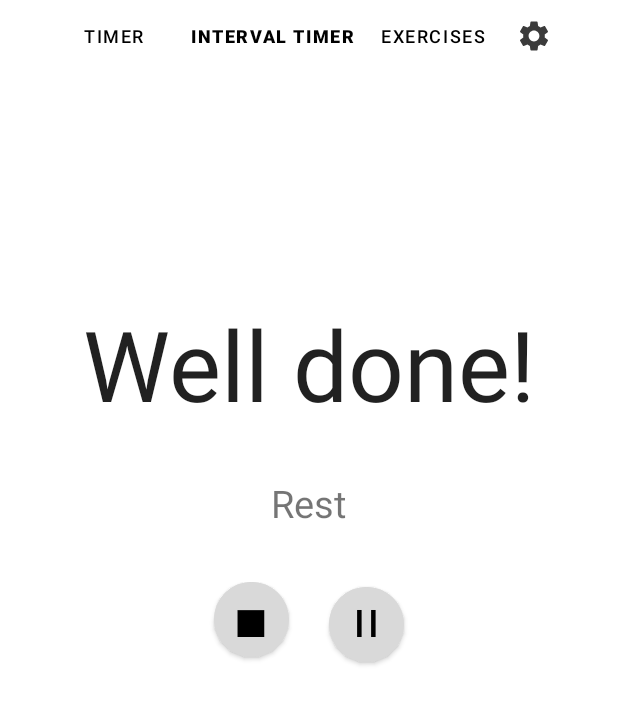
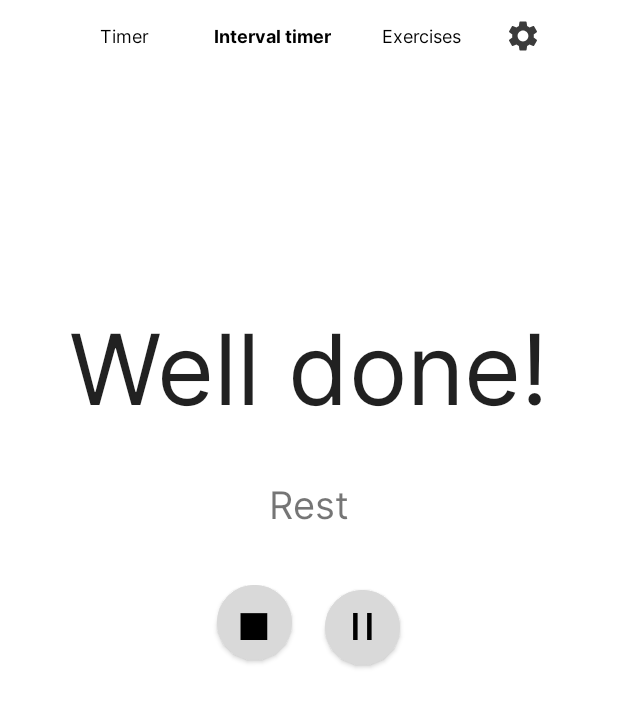
Before and after one commit to 1ronalds/FitnessApp, an Android app: the IntervalTimerActionActivity screen opened directly, with no data from a screen before it, on a phone screen of 412 x 824 dp. Shown: the top 707 px of the screen. Run offline under Robolectric (Android 15) with nearby library versions, the phone set to English and light mode, and no system bars; network calls fail.

Commit message:
Changed font in a whole app, but couldn't set "inter" as a default font.

```diff
--- a/PhoneApp/app/src/main/AndroidManifest.xml
+++ b/PhoneApp/app/src/main/AndroidManifest.xml
@@ -2,7 +2,9 @@
 <manifest xmlns:android="http://schemas.android.com/apk/res/android"
     xmlns:tools="http://schemas.android.com/tools"
     package="com.fitnessapp.fitnessapp">
+
     <uses-permission android:name="android.permission.INTERNET" />
+
     <application
         android:allowBackup="true"
         android:dataExtractionRules="@xml/data_extraction_rules"
--- a/PhoneApp/app/src/main/java/com/fitnessapp/fitnessapp/IntervalTimerActionActivity.java
+++ b/PhoneApp/app/src/main/java/com/fitnessapp/fitnessapp/IntervalTimerActionActivity.java
@@ -28,6 +28,9 @@ public class IntervalTimerActionActivity extends AppCompatActivity {
     public boolean isTimerRunning;
     public int s;
     public int ss;
+    public long wSec;
+    public long rSec;
+    public long wwSec;
 
     @Override
     protected void onCreate(Bundle savedInstanceState) {
@@ -43,8 +46,6 @@ public class IntervalTimerActionActivity extends AppCompatActivity {
         String theme = getSharedPreferences("Settings", Context.MODE_PRIVATE).getString("theme", null);
 
         TextView tw = findViewById(R.id.textView);
-        /*buttonStartPause = findViewById(R.id.button6);
-        buttonReset = findViewById(R.id.button5);*/
 
         Intent intent = getIntent();
         final int sets = intent.getIntExtra("sets", 0);
@@ -53,13 +54,11 @@ public class IntervalTimerActionActivity extends AppCompatActivity {
 
         final int secWork = valueOf(workSec);
         final int secRest = valueOf(restSec);
-        s = (int) valueOf(sets);
-        ss = (int) valueOf(sets);
+        wSec = secWork;
+        rSec = secRest;
+        s = valueOf(sets);
+        ss = s;
 
-
-        int wSec = (int) secWork;
-        int rSec = (int) secRest;
-        int sec = wSec + rSec;
         TextView tw2 = (TextView) findViewById(R.id.textView3);
         TextView tw3 = (TextView) findViewById(R.id.textViewSets);
         pauseStartTimer = findViewById(R.id.button6);
@@ -69,9 +68,9 @@ public class IntervalTimerActionActivity extends AppCompatActivity {
             @Override
             public void onTick(long l) {
                 isTimerRunning = true;
-                long wSec = l;
-                int min = (int) (wSec / 1000) / 60;
-                int sec = (int) (wSec / 1000) % 60;
+                wwSec = l;
+                int min = (int) (wwSec / 1000) / 60;
+                int sec = (int) (wwSec / 1000) % 60;
                 String visual = String.format("%02d:%02d", min, sec);
                 tw.setText(visual);
                 tw2.setText("Work");
@@ -91,10 +90,7 @@ public class IntervalTimerActionActivity extends AppCompatActivity {
                             String visual = String.format("%02d:%02d", min, sec);
                             tw.setText(visual);
                             tw2.setText("Rest");
-
-
                         }
-
                         public void onFinish() {
                             ToneGenerator toneGen1 = new ToneGenerator(AudioManager.STREAM_MUSIC, 100);
                             toneGen1.startTone(ToneGenerator.TONE_CDMA_MED_PBX_L, 150);
@@ -135,13 +131,6 @@ public class IntervalTimerActionActivity extends AppCompatActivity {
                 }
             }
         });
-
-        restartTimer.setOnClickListener(new View.OnClickListener(){
-            @Override
-            public void onClick(View view) {
-                resetTimer();
-            }
-        });
     }
 
 
@@ -159,11 +148,22 @@ public class IntervalTimerActionActivity extends AppCompatActivity {
         startActivity(activity);
     }
 
-    public void resetTimer(){
+    public void resetTimer(View view){
         CDT.cancel();
         CDT2.cancel();
         Intent activity = new Intent(this, IntervalTimerActivity.class);
         startActivity(activity);
     }
 
+    public void openExercises(View view){
+        CDT.cancel();
+        CDT2.cancel();
+        Intent activity = new Intent(this, Exercises.class);
+        startActivity(activity);
+    }
+    public void opeSettings(View view){
+        CDT.cancel();
+        CDT2.cancel();
+    }
+
 }
--- a/PhoneApp/app/src/main/res/layout/activity_interval_timer_action.xml
+++ b/PhoneApp/app/src/main/res/layout/activity_interval_timer_action.xml
@@ -26,39 +26,33 @@
                 app:layout_constraintStart_toStartOf="parent"
                 app:layout_constraintTop_toTopOf="parent">
 
-                <android.widget.Button
+                <Button
                     android:id="@+id/timerBtn"
-                    style="@style/Widget.MaterialComponents.Button.TextButton"
+                    style="@style/CButton"
                     android:layout_width="wrap_content"
                     android:layout_height="wrap_content"
                     android:layout_weight="1"
                     android:onClick="openTimer"
-                    android:text="Timer"
-                    android:textColor="@color/black"
-                    android:textSize="12sp" />
+                    android:text="Timer" />
 
                 <Button
                     android:id="@+id/intervalTimerBtn"
-                    style="@style/Widget.MaterialComponents.Button.TextButton"
                     android:layout_width="wrap_content"
                     android:layout_height="wrap_content"
                     android:layout_weight="1"
                     android:onClick="openIntervalTimer"
                     android:text="Interval timer"
-                    android:textColor="@color/black"
-                    android:textSize="12sp"
-                    android:textStyle="bold" />
+                    style="@style/CButton"
+                    android:fontFamily="@font/inter_bold" />
 
                 <Button
                     android:id="@+id/exercisesBtn"
-                    style="@style/Widget.MaterialComponents.Button.TextButton"
+                    style="@style/CButton"
                     android:layout_width="wrap_content"
                     android:layout_height="wrap_content"
                     android:layout_weight="1"
                     android:onClick="openExercises"
-                    android:text="Exercises"
-                    android:textColor="@color/black"
-                    android:textSize="12sp" />
+                    android:text="Exercises" />
 
                 <ImageButton
                     android:id="@+id/settingsButton"
@@ -66,7 +60,7 @@
                     android:layout_height="48dp"
                     android:layout_weight="1"
                     android:backgroundTint="@color/white"
-                    android:onClick="openSettings"
+                    android:onClick="opeSettings"
                     app:srcCompat="@drawable/ic_settings" />
 
             </LinearLayout>
@@ -80,6 +74,7 @@
                 android:layout_width="match_parent"
                 android:layout_height="35dp"
                 android:textAlignment="center"
+                android:fontFamily="@font/inter_regular"
                 android:textSize="25sp" />
 
             <Space
@@ -93,6 +88,7 @@
                 android:layout_height="84dp"
                 android:text="0 : 00"
                 android:textAlignment="center"
+                android:fontFamily="@font/inter_regular"
                 android:textAppearance="@style/TextAppearance.AppCompat.Large"
                 android:textSize="65dp" />
 
@@ -108,6 +104,7 @@
                 android:layout_height="wrap_content"
                 android:text="Work"
                 android:textAlignment="center"
+                android:fontFamily="@font/inter_regular"
                 android:textSize="25sp" />
 
             <Space
@@ -173,6 +170,7 @@
                     android:layout_width="119dp"
                     android:layout_height="wrap_content"
                     android:layout_weight="1" />
+
             </LinearLayout>
 
         </LinearLayout>
--- a/PhoneApp/app/src/main/res/layout/activity_settings.xml
+++ b/PhoneApp/app/src/main/res/layout/activity_settings.xml
@@ -16,6 +16,7 @@
             android:layout_marginStart="36dp"
             android:layout_marginTop="36dp"
             android:text="Alarm"
+            android:fontFamily="@font/inter_regular"
             android:textColor="#000000"
             android:textSize="17sp"
             app:layout_constraintStart_toStartOf="parent"
@@ -73,6 +74,7 @@
             android:layout_marginStart="36dp"
             android:layout_marginTop="128dp"
             android:text="Theme"
+            android:fontFamily="@font/inter_regular"
             android:textColor="#000000"
             android:textSize="17sp"
             app:layout_constraintStart_toStartOf="parent"
--- /dev/null
+++ b/PhoneApp/app/src/main/res/values/styles.xml
@@ -0,0 +1,25 @@
+<?xml version="1.0" encoding="utf-8"?>
+<resources>
+
+     <style name="AppTheme" parent="Theme.AppCompat.Light.DarkActionBar">
+        <item name="colorPrimary">@font/inter_regular</item>
+        <item name="colorPrimaryDark">@font/inter_bold</item>
+    </style>
+
+    <style name="ButtonStyle" parent="android:Theme">
+        <item name="android:button">@style/CButton</item>
+    </style>
+    <style name="CButton" parent="android:style/Widget.Button">
+        <item name="android:textSize">12sp</item>
+        <item name="android:background">@null</item>
+        <item name="android:backgroundTint">@color/white</item>
+        <item name="android:textAllCaps">false</item>
+        <item name="android:fontFamily">@font/inter_regular</item>
+        <item name="android:textColor">@color/black</item>
+        <item name="android:stateListAnimator">@null</item>
+    </style>
+
+    <style name="ApplicationStyle" parent="android:Theme">
+        <item name="android:buttonStyle">@style/CButton</item>
+    </style>
+</resources>
```
Also changed, not shown: PhoneApp/app/src/main/java/com/fitnessapp/fitnessapp/IntervalTimerActivity.java (+13 -6 lines), PhoneApp/app/src/main/res/layout/activity_exercises.xml (+16 -18 lines), PhoneApp/app/src/main/res/layout/activity_interval_timer.xml (+15 -15 lines), PhoneApp/app/src/main/res/layout/activity_main.xml (+0 -36 lines), PhoneApp/app/src/main/res/layout/activity_timer.xml (+11 -13 lines), PhoneApp/app/src/main/res/layout/activity_timer_started.xml (+13 -13 lines), PhoneApp/app/src/main/res/font/inter_bold.otf (added), PhoneApp/app/src/main/res/font/inter_italic.otf (added), PhoneApp/app/src/main/res/font/inter_light.otf (added), PhoneApp/app/src/main/res/font/inter_regular.otf (added).
